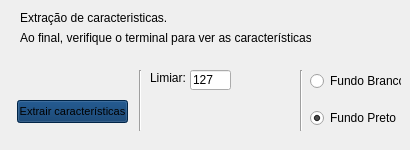
renanpils/viscomp, file ui_files/ui_extracao_widget.ui: the form before one commit.
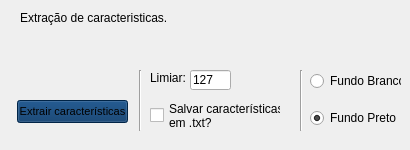
The form after the commit.

The edit to the form file:
```diff
--- a/ui_files/ui_extracao_widget.ui
+++ b/ui_files/ui_extracao_widget.ui
@@ -70,19 +70,6 @@
     <string>Extrair características</string>
    </property>
   </widget>
-  <widget class="QLabel" name="label_2">
-   <property name="geometry">
-    <rect>
-     <x>20</x>
-     <y>30</y>
-     <width>291</width>
-     <height>16</height>
-    </rect>
-   </property>
-   <property name="text">
-    <string>Ao final, verifique o terminal para ver as características</string>
-   </property>
-  </widget>
   <widget class="QWidget" name="verticalLayoutWidget">
    <property name="geometry">
     <rect>
@@ -170,6 +157,20 @@
     <string>127</string>
    </property>
   </widget>
+  <widget class="QCheckBox" name="checkBox">
+   <property name="geometry">
+    <rect>
+     <x>150</x>
+     <y>100</y>
+     <width>131</width>
+     <height>31</height>
+    </rect>
+   </property>
+   <property name="text">
+    <string>Salvar características 
+em .txt?</string>
+   </property>
+  </widget>
  </widget>
  <resources/>
  <connections/>
```
